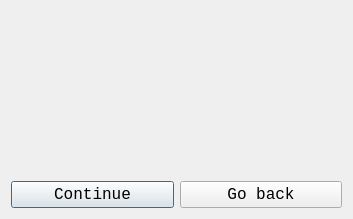
Old version of the form Forms/Dialogs/emptypassdialog.ui in the repository antHolod/mysqlClient.
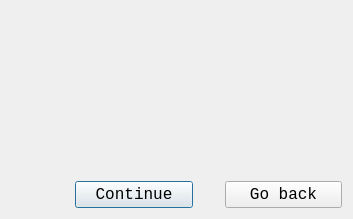
New version of the form.

Patch:
```diff
--- a/Forms/Dialogs/emptypassdialog.ui
+++ b/Forms/Dialogs/emptypassdialog.ui
@@ -36,6 +36,12 @@
    </item>
    <item>
     <layout class="QHBoxLayout" name="horizontalLayout_2">
+     <property name="spacing">
+      <number>32</number>
+     </property>
+     <property name="leftMargin">
+      <number>64</number>
+     </property>
      <item>
       <widget class="QPushButton" name="btnOk">
        <property name="text">
```
Left out of the diff: 3 changed lines with no effect on the pictures.
